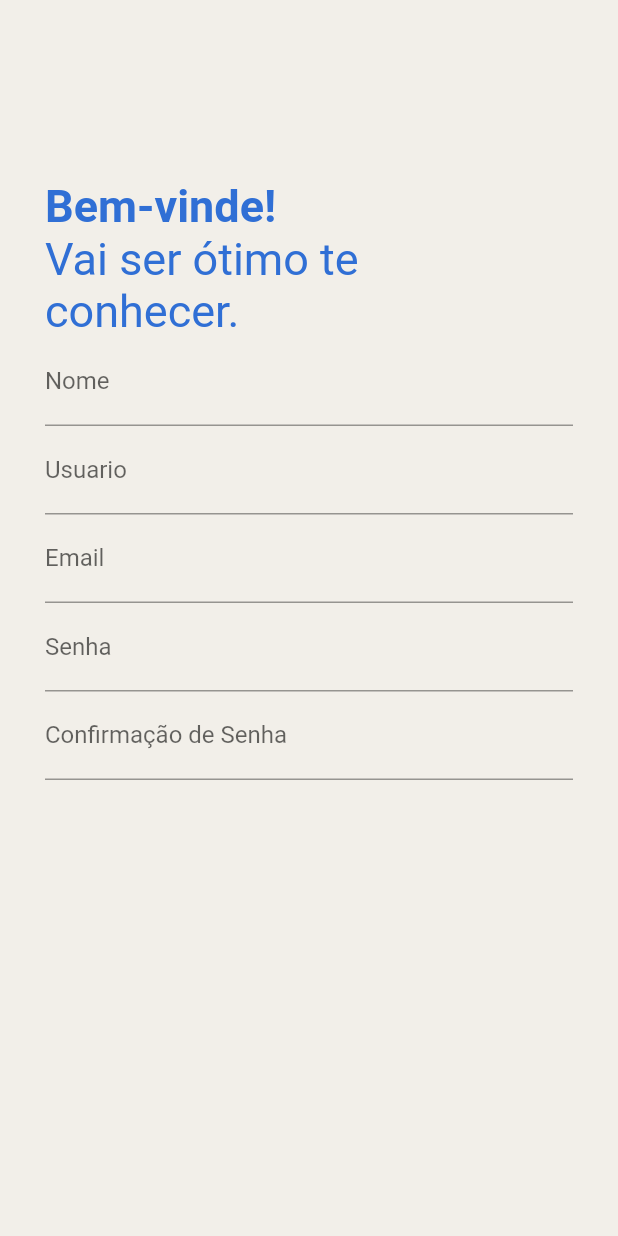
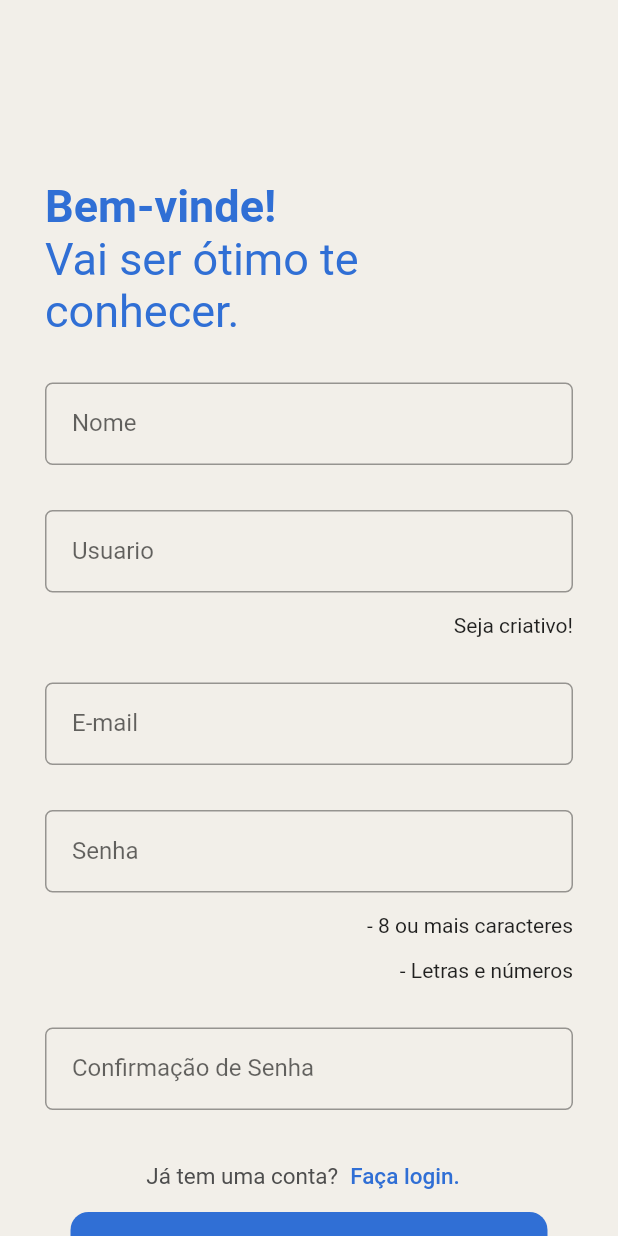
Before and after one commit to RicMerces/TaskzyChallenge, a Flutter app: the Registro screen opened directly, on a phone screen of 412 x 824 dp. Run offline on Flutter 3.47's test engine with Material 2 defaults, Android fonts, the phone set to English and light mode, and no system bars.

Commit message:
Registro

```diff
--- a/taskzy/lib/pages/Registro.dart
+++ b/taskzy/lib/pages/Registro.dart
@@ -46,31 +46,141 @@ class _RegistroState extends State<Registro> {
                 ),
                 Column(
                   children: [
-                    TextField(
-                      keyboardType: TextInputType.text,
-                      decoration: InputDecoration(labelText: 'Nome'),
+                    Padding(
+                      padding: EdgeInsets.only(top: 30),
+                      child: TextField(
+                        keyboardType: TextInputType.text,
+                        decoration: InputDecoration(
+                            labelText: 'Nome',
+                            contentPadding: EdgeInsets.all(18),
+                            border: OutlineInputBorder(
+                                borderSide: const BorderSide(
+                                    width: 0, color: Color(0xff306FD5)),
+                                borderRadius: BorderRadius.circular(5))),
+                      ),
                     ),
-                    TextField(
-                      keyboardType: TextInputType.text,
-                      decoration: InputDecoration(labelText: 'Usuario'),
+                    Padding(
+                      padding: EdgeInsets.only(top: 30),
+                      child: TextField(
+                        keyboardType: TextInputType.text,
+                        decoration: InputDecoration(
+                            labelText: 'Usuario',
+                            contentPadding: EdgeInsets.all(18),
+                            border: OutlineInputBorder(
+                                borderSide: const BorderSide(
+                                    width: 3, color: Color(0xff306FD5)),
+                                borderRadius: BorderRadius.circular(5))),
+                      ),
                     ),
-                    TextField(
-                      keyboardType: TextInputType.emailAddress,
-                      decoration: InputDecoration(labelText: 'Email'),
+                    Row(mainAxisAlignment: MainAxisAlignment.end, children: [
+                      Padding(
+                        padding: EdgeInsets.only(top: 14),
+                        child: Text(
+                          'Seja criativo!',
+                        ),
+                      ),
+                    ]),
+                    Padding(
+                      padding: EdgeInsets.only(top: 30),
+                      child: TextField(
+                        keyboardType: TextInputType.text,
+                        decoration: InputDecoration(
+                            labelText: 'E-mail',
+                            contentPadding: EdgeInsets.all(18),
+                            border: OutlineInputBorder(
+                                borderSide: const BorderSide(
+                                    width: 3, color: Color(0xff306FD5)),
+                                borderRadius: BorderRadius.circular(5))),
+                      ),
                     ),
-                    TextField(
-                      keyboardType: TextInputType.visiblePassword,
-                      obscureText: true,
-                      decoration: InputDecoration(labelText: 'Senha'),
+                    Padding(
+                      padding: EdgeInsets.only(top: 30),
+                      child: TextField(
+                        keyboardType: TextInputType.text,
+                        decoration: InputDecoration(
+                            labelText: 'Senha',
+                            contentPadding: EdgeInsets.all(18),
+                            border: OutlineInputBorder(
+                                borderSide: const BorderSide(
+                                    width: 3, color: Color(0xff306FD5)),
+                                borderRadius: BorderRadius.circular(5))),
+                      ),
                     ),
-                    TextField(
-                      keyboardType: TextInputType.visiblePassword,
-                      obscureText: true,
-                      decoration:
-                          InputDecoration(labelText: 'Confirmação de Senha'),
+                    Row(mainAxisAlignment: MainAxisAlignment.end, children: [
+                      Padding(
+                        padding: EdgeInsets.only(top: 14),
+                        child: Text(
+                          '- 8 ou mais caracteres',
+                        ),
+                      ),
+                    ]),
+                    Row(mainAxisAlignment: MainAxisAlignment.end, children: [
+                      Padding(
+                        padding: EdgeInsets.only(top: 14),
+                        child: Text(
+                          '- Letras e números',
+                        ),
+                      ),
+                    ]),
+                    Padding(
+                      padding: EdgeInsets.only(top: 30),
+                      child: TextField(
+                        keyboardType: TextInputType.text,
+                        decoration: InputDecoration(
+                            labelText: 'Confirmação de Senha',
+                            contentPadding: EdgeInsets.all(18),
+                            border: OutlineInputBorder(
+                                borderSide: const BorderSide(
+                                    width: 3, color: Color(0xff306FD5)),
+                                borderRadius: BorderRadius.circular(5))),
+                      ),
                     ),
+                    Column(children: [
+                      Padding(
+                        padding: EdgeInsets.only(top: 20),
+                        child: Row(
+                          mainAxisAlignment: MainAxisAlignment.center,
+                          children: [
+                            const Text(
+                              'Já tem uma conta?',
+                              style: TextStyle(
+                                  color: Color(0xff4D4D4D), fontSize: 15),
+                            ),
+                            TextButton(
+                                onPressed: () {},
+                                child: const Text(
+                                  'Faça login.',
+                                  style: TextStyle(
+                                    color: Color(0xff306FD5),
+                                    fontSize: 15,
+                                  ),
+                                ))
+                          ],
+                        ),
+                      ),
+                      Padding(
+                        padding: EdgeInsets.only(bottom: 40),
+                        child: TextButton(
+                          onPressed: () {},
+                          child: const Text(
+                            'Registro',
+                            style: TextStyle(
+                              fontSize: 22,
+                              color: Colors.white,
+                            ),
+                          ),
+                          style: TextButton.styleFrom(
+                            backgroundColor: Color(0xff306FD5),
+                            fixedSize: Size(318, 67),
+                            shape: RoundedRectangleBorder(
+                              borderRadius: BorderRadius.circular(12),
+                            ),
+                          ),
+                        ),
+                      )
+                    ])
                   ],
-                )
+                ),
               ],
             ),
           ),
```
